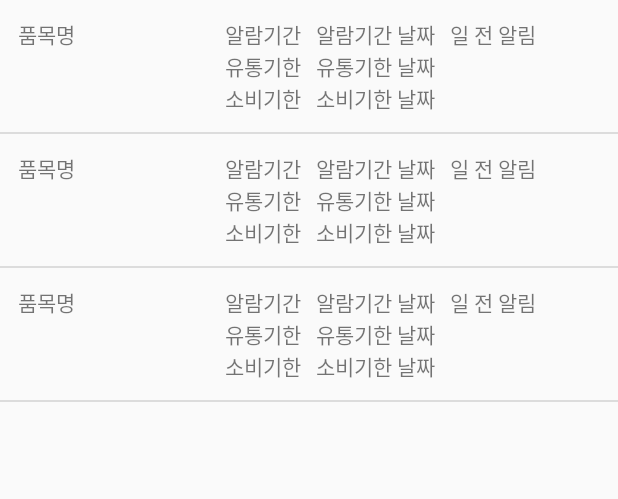
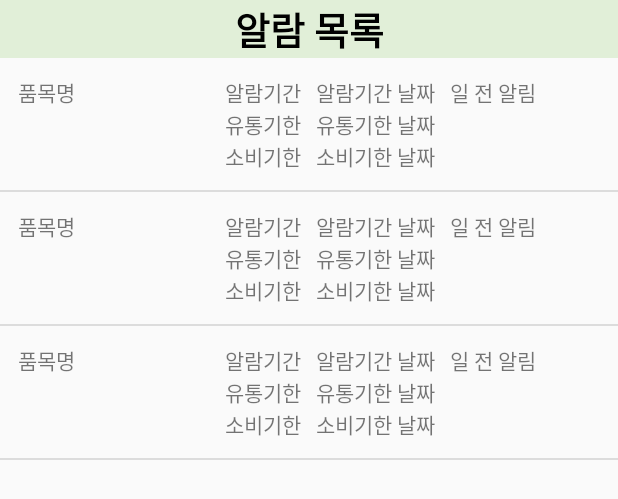
Before and after one commit to MinYeongPark/Ecoworker, an Android app: the layout fragment_alarm.xml on its own in the app's theme, with its tools: preview values and no code run, on a phone screen of 412 x 824 dp. Shown: the top 499 px of the screen. Run offline under Robolectric (Android 15) with nearby library versions, the phone set to English and light mode, and no system bars; network calls fail.

Commit message:
Edit chore

```diff
--- a/app/src/main/java/org/techtown/ecoworker/MainActivity.java
+++ b/app/src/main/java/org/techtown/ecoworker/MainActivity.java
@@ -109,7 +109,7 @@ public class MainActivity extends AppCompatActivity {
             @Override
             public void onClick(View view) {
                 intro_dialog2.dismiss();
-                Toast.makeText(MainActivity.this, "안내사항 닫기", Toast.LENGTH_SHORT).show();
+//                Toast.makeText(MainActivity.this, "안내사항 닫기", Toast.LENGTH_SHORT).show();
             }
         });
 
--- a/app/src/main/java/org/techtown/ecoworker/stat/StatActivity.java
+++ b/app/src/main/java/org/techtown/ecoworker/stat/StatActivity.java
@@ -137,7 +137,7 @@ public class StatActivity extends AppCompatActivity {
                                         JSONArray jsonArray = new JSONArray(json);
                                         for (int i = 0; i < jsonArray.length(); i++) {
                                             JSONObject jsonObject = jsonArray.getJSONObject(i);
-
+                                            String foodName = jsonObject.getString("foodName");
                                             String carbonAmount = jsonObject.getString("carbonAmount");
                                             float carbonAmount_i = Float.parseFloat(carbonAmount);
                                             value = Math.round(carbonAmount_i / sum_carbonAmount_i * 100); //해당 품목 탄소발자국 비율
--- a/app/src/main/res/layout/activity_datenew.xml
+++ b/app/src/main/res/layout/activity_datenew.xml
@@ -80,7 +80,7 @@
 
     <LinearLayout
         android:layout_width="match_parent"
-        android:layout_height="150dp"
+        android:layout_height="wrap_content"
         android:orientation="vertical"
         android:background="#e1efd8">
         <TextView
--- a/app/src/main/res/layout/fragment_alarm.xml
+++ b/app/src/main/res/layout/fragment_alarm.xml
@@ -4,7 +4,20 @@
     android:layout_height="match_parent"
     android:orientation="vertical">
 
-
+    <LinearLayout
+        android:layout_width="match_parent"
+        android:layout_height="wrap_content"
+        android:orientation="vertical">
+        <TextView
+            android:layout_width="match_parent"
+            android:layout_height="wrap_content"
+            android:text="알람 목록"
+            android:background="#e1efd8"
+            android:gravity="center"
+            android:textColor="@color/black"
+            android:textSize="25dp"
+            android:textStyle="bold"/>
+    </LinearLayout>
 <!--    <LinearLayout-->
 <!--        android:layout_width="match_parent"-->
 <!--        android:layout_height="wrap_content"-->
--- a/app/src/main/res/layout/fragment_change.xml
+++ b/app/src/main/res/layout/fragment_change.xml
@@ -48,7 +48,8 @@
             android:layout_height="wrap_content"
             android:textAlignment="center"
             android:gravity="center"
-            android:text="품목명을 먼저 선택한 후 유통기한을 선택하세요" />
+            android:text="품목명을 먼저 선택한 후 유통기한을 선택하세요"
+            android:textColor="#ff0000"/>
         <FrameLayout
             android:layout_width="match_parent"
             android:layout_height="wrap_content">
```
Also changed, not shown: app/src/main/java/org/techtown/ecoworker/stat/fragment_stat.java (+7 -7 lines), app/src/main/res/layout/fragment_stat.xml (+5 -5 lines).
